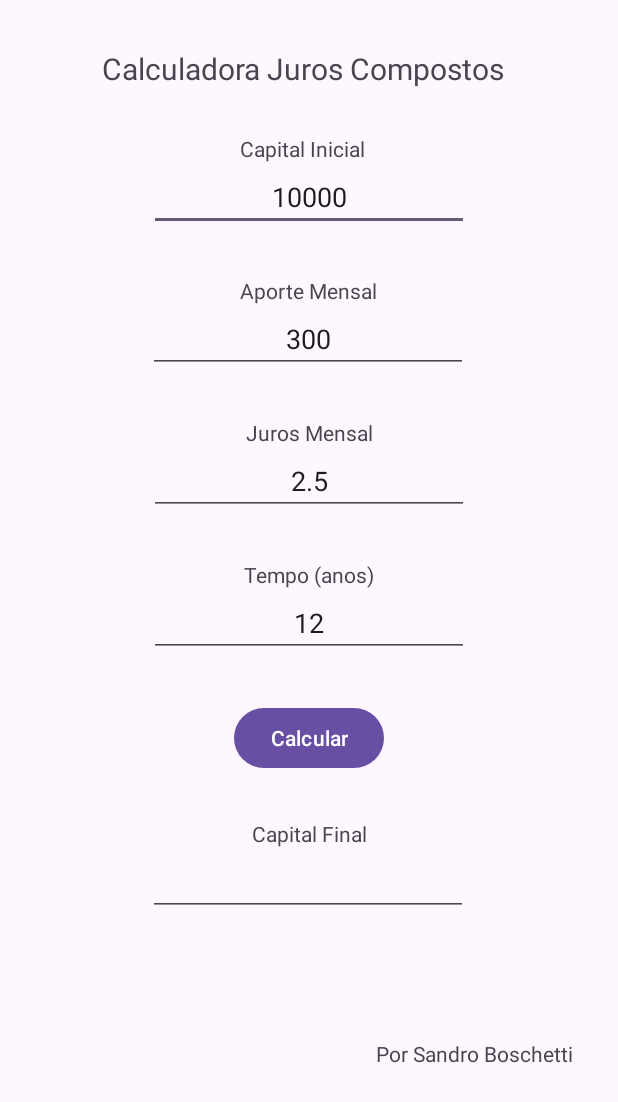
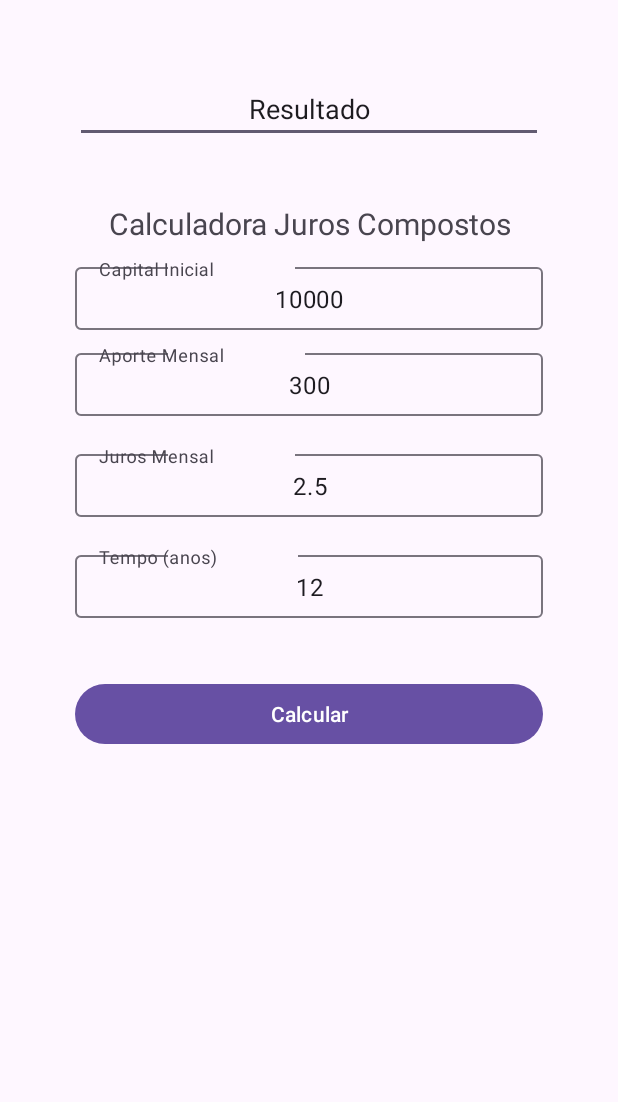
Before and after one commit to sandrorb/SrBJC, an Android app: the screen it shows after launch (MainActivity), on a phone screen of 412 x 824 dp. Shown: the top 1102 px of the screen. Run offline under Robolectric (Android 15) with nearby library versions, the phone set to English and light mode, and no system bars.

Commit message:
Várias mudanças: testando um novo formato

```diff
--- a/app/src/main/java/br/com/sbsys/srbjc/MainActivity.java
+++ b/app/src/main/java/br/com/sbsys/srbjc/MainActivity.java
@@ -4,6 +4,7 @@ import androidx.appcompat.app.AppCompatActivity;
 
 import android.os.Bundle;
 import android.view.View;
+import android.widget.Button;
 import android.widget.EditText;
 import android.widget.TextView;
 
@@ -20,16 +21,16 @@ public class MainActivity extends AppCompatActivity {
     private EditText edTxNumResultado;
 
     private void preenchimentoInicialDosCampos(){
-        edTxNumCapInicial = findViewById(R.id.editTextNumberCapitalInicial);
+        edTxNumCapInicial = findViewById(R.id.capitalInicial);
         edTxNumCapInicial.setText("10000");
 
-        edTxNumAporte = findViewById(R.id.editTextNumberAporte);
+        edTxNumAporte = findViewById(R.id.aporteMensal);
         edTxNumAporte.setText("300");
 
-        edTxNumJuros = findViewById(R.id.editTextNumberJuros);
+        edTxNumJuros = findViewById(R.id.jurosMensal);
         edTxNumJuros.setText("2.5");
 
-        edTxNumTempo = findViewById(R.id.editTextNumberTempo);
+        edTxNumTempo = findViewById(R.id.tempo);
         edTxNumTempo.setText("12");
     }
 
@@ -56,7 +57,7 @@ public class MainActivity extends AppCompatActivity {
         Double fator = Math.pow( 1 + juros / 100.0, tempo * 12.0);
         Double capFinal = capInicial * fator + aporteMensal * (fator - 1.0) / (juros/100.0);
 
-        edTxNumResultado = findViewById(R.id.editTextNumberResultado);
+        edTxNumResultado = findViewById(R.id.editTextTextResultado);
 
         NumberFormat df = DecimalFormat.getInstance();
         df.setMinimumFractionDigits(2);
@@ -65,5 +66,6 @@ public class MainActivity extends AppCompatActivity {
         String res = df.format(capFinal);
 
         edTxNumResultado.setText(res);
+
     }
 }
--- a/app/src/main/res/layout/activity_main.xml
+++ b/app/src/main/res/layout/activity_main.xml
@@ -1,157 +1,119 @@
 <?xml version="1.0" encoding="utf-8"?>
-<androidx.constraintlayout.widget.ConstraintLayout xmlns:android="http://schemas.android.com/apk/res/android"
+<LinearLayout xmlns:android="http://schemas.android.com/apk/res/android"
     xmlns:app="http://schemas.android.com/apk/res-auto"
     xmlns:tools="http://schemas.android.com/tools"
+    android:id="@+id/linearLayout"
     android:layout_width="match_parent"
     android:layout_height="match_parent"
-    tools:context=".MainActivity">
+    android:orientation="vertical"
+    app:layoutDescription="@xml/activity_main_scene"
+    tools:context=".MainActivity" >
+
+    <EditText
+        android:id="@+id/editTextTextResultado"
+        android:layout_width="match_parent"
+        android:layout_height="wrap_content"
+        android:layout_marginLeft="50sp"
+        android:layout_marginTop="50sp"
+        android:layout_marginRight="50sp"
+        android:ems="10"
+        android:inputType="text"
+        android:text="Resultado"
+        android:textAlignment="center" />
 
     <TextView
-        android:id="@+id/textViewTitle"
-        android:layout_width="wrap_content"
+        android:id="@+id/textViewTitulo"
+        android:layout_width="match_parent"
         android:layout_height="wrap_content"
-        android:layout_marginTop="32dp"
-        android:text="@string/edtTextViewTitle_name"
+        android:layout_marginLeft="50sp"
+        android:layout_marginTop="30sp"
+        android:layout_marginRight="50sp"
+        android:padding="10sp"
+        android:text="Calculadora Juros Compostos"
         android:textAlignment="center"
-        android:textSize="20sp"
-        app:layout_constraintEnd_toEndOf="parent"
-        app:layout_constraintHorizontal_bias="0.467"
-        app:layout_constraintStart_toStartOf="parent"
-        app:layout_constraintTop_toTopOf="parent" />
+        android:textSize="20sp" />
 
-    <Button
-        android:id="@+id/button"
-        android:layout_width="wrap_content"
-        android:layout_height="wrap_content"
-        android:layout_marginTop="30dp"
-        android:onClick="calcular"
-        android:text="@string/btn_name"
-        android:textAlignment="center"
-        app:layout_constraintEnd_toEndOf="parent"
-        app:layout_constraintStart_toStartOf="parent"
-        app:layout_constraintTop_toBottomOf="@+id/editTextNumberTempo" />
+    <com.google.android.material.textfield.TextInputLayout
+        android:layout_width="match_parent"
+        android:layout_height="match_parent">
 
-    <TextView
-        android:id="@+id/textView3"
-        android:layout_width="wrap_content"
-        android:layout_height="wrap_content"
-        android:layout_marginTop="30dp"
-        android:text="@string/edtTextViewCapitalInicial_name"
-        app:layout_constraintEnd_toEndOf="parent"
-        app:layout_constraintHorizontal_bias="0.486"
-        app:layout_constraintStart_toStartOf="parent"
-        app:layout_constraintTop_toBottomOf="@+id/textViewTitle" />
+        <com.google.android.material.textfield.TextInputEditText
+            android:id="@+id/capitalInicial"
+            android:layout_width="match_parent"
+            android:layout_height="wrap_content"
+            android:layout_marginLeft="50sp"
+            android:layout_marginTop="20sp"
+            android:layout_marginRight="50sp"
+            android:layout_marginBottom="10sp"
+            android:hint="Capital Inicial"
+            android:padding="10sp"
+            android:textAlignment="center" />
 
-    <EditText
-        android:id="@+id/editTextNumberCapitalInicial"
-        android:layout_width="wrap_content"
-        android:layout_height="wrap_content"
-        android:ems="10"
-        android:inputType="numberDecimal"
-        android:textAlignment="center"
-        app:layout_constraintEnd_toEndOf="parent"
-        app:layout_constraintStart_toStartOf="parent"
-        app:layout_constraintTop_toBottomOf="@+id/textView3" />
+        <com.google.android.material.textfield.TextInputLayout
+            android:layout_width="match_parent"
+            android:layout_height="match_parent">
 
-    <TextView
-        android:id="@+id/textView4"
-        android:layout_width="wrap_content"
-        android:layout_height="wrap_content"
-        android:layout_marginTop="30dp"
-        android:text="@string/edtTextViewAporteMensal_name"
-        app:layout_constraintEnd_toEndOf="parent"
-        app:layout_constraintHorizontal_bias="0.498"
-        app:layout_constraintStart_toStartOf="parent"
-        app:layout_constraintTop_toBottomOf="@+id/editTextNumberCapitalInicial" />
+            <com.google.android.material.textfield.TextInputEditText
+                android:id="@+id/aporteMensal"
+                android:layout_width="match_parent"
+                android:layout_height="wrap_content"
+                android:layout_marginLeft="50sp"
+                android:layout_marginTop="20sp"
+                android:layout_marginRight="50sp"
+                android:layout_marginBottom="20sp"
+                android:hint="Aporte Mensal"
+                android:padding="10sp"
+                android:textAlignment="center" />
 
-    <EditText
-        android:id="@+id/editTextNumberAporte"
-        android:layout_width="wrap_content"
-        android:layout_height="wrap_content"
-        android:ems="10"
-        android:inputType="numberDecimal"
-        android:textAlignment="center"
-        app:layout_constraintEnd_toEndOf="parent"
-        app:layout_constraintHorizontal_bias="0.497"
-        app:layout_constraintStart_toStartOf="parent"
-        app:layout_constraintTop_toBottomOf="@+id/textView4" />
+            <com.google.android.material.textfield.TextInputLayout
+                android:layout_width="match_parent"
+                android:layout_height="match_parent">
 
-    <TextView
-        android:id="@+id/textView5"
-        android:layout_width="wrap_content"
-        android:layout_height="wrap_content"
-        android:layout_marginTop="30dp"
-        android:text="Juros Mensal"
-        android:textAlignment="center"
-        app:layout_constraintEnd_toEndOf="parent"
-        app:layout_constraintStart_toStartOf="parent"
-        app:layout_constraintTop_toBottomOf="@+id/editTextNumberAporte" />
+                <com.google.android.material.textfield.TextInputEditText
+                    android:id="@+id/jurosMensal"
+                    android:layout_width="match_parent"
+                    android:layout_height="wrap_content"
+                    android:layout_marginLeft="50sp"
+                    android:layout_marginTop="20sp"
+                    android:layout_marginRight="50sp"
+                    android:layout_marginBottom="20sp"
+                    android:hint="Juros Mensal"
+                    android:padding="10sp"
+                    android:textAlignment="center" />
 
-    <EditText
-        android:id="@+id/editTextNumberJuros"
-        android:layout_width="wrap_content"
-        android:layout_height="wrap_content"
-        android:ems="10"
-        android:inputType="numberDecimal"
-        android:textAlignment="center"
-        app:layout_constraintEnd_toEndOf="parent"
-        app:layout_constraintStart_toStartOf="parent"
-        app:layout_constraintTop_toBottomOf="@+id/textView5" />
+                <com.google.android.material.textfield.TextInputLayout
+                    android:layout_width="match_parent"
+                    android:layout_height="match_parent">
 
-    <TextView
-        android:id="@+id/textView6"
-        android:layout_width="wrap_content"
-        android:layout_height="wrap_content"
-        android:layout_marginTop="30dp"
-        android:text="@string/edtTextViewTempo_name"
-        android:textAlignment="center"
-        app:layout_constraintEnd_toEndOf="parent"
-        app:layout_constraintHorizontal_bias="0.498"
-        app:layout_constraintStart_toStartOf="parent"
-        app:layout_constraintTop_toBottomOf="@+id/editTextNumberJuros" />
+                    <com.google.android.material.textfield.TextInputEditText
+                        android:id="@+id/tempo"
+                        android:layout_width="match_parent"
+                        android:layout_height="wrap_content"
+                        android:layout_marginLeft="50sp"
+                        android:layout_marginTop="50sp"
+                        android:layout_marginRight="50sp"
+                        android:layout_marginBottom="20sp"
+                        android:hint="Tempo (anos)"
+                        android:padding="10sp"
+                        android:textAlignment="center" />
 
-    <EditText
-        android:id="@+id/editTextNumberTempo"
-        android:layout_width="wrap_content"
-        android:layout_height="wrap_content"
-        android:ems="10"
-        android:inputType="numberDecimal"
-        android:textAlignment="center"
-        app:layout_constraintEnd_toEndOf="parent"
-        app:layout_constraintStart_toStartOf="parent"
-        app:layout_constraintTop_toBottomOf="@+id/textView6" />
+                    <Button
+                        android:id="@+id/brnCalcular"
+                        android:layout_width="match_parent"
+                        android:layout_height="wrap_content"
+                        android:layout_marginLeft="50sp"
+                        android:layout_marginTop="20sp"
+                        android:layout_marginRight="50sp"
+                        android:layout_marginBottom="20sp"
+                        android:onClick="calcular"
+                        android:padding="10sp"
+                        android:text="Calcular" />
 
-    <EditText
-        android:id="@+id/editTextNumberResultado"
-        android:layout_width="wrap_content"
-        android:layout_height="wrap_content"
-        android:ems="10"
-        android:inputType="numberDecimal"
-        android:textAlignment="center"
-        app:layout_constraintEnd_toEndOf="parent"
-        app:layout_constraintHorizontal_bias="0.497"
-        app:layout_constraintStart_toStartOf="parent"
-        app:layout_constraintTop_toBottomOf="@+id/textView" />
+                </com.google.android.material.textfield.TextInputLayout>
 
-    <TextView
-        android:id="@+id/textView"
-        android:layout_width="wrap_content"
-        android:layout_height="wrap_content"
-        android:layout_marginTop="30dp"
-        android:text="@string/edtTextViewCapitalFinal_name"
-        app:layout_constraintEnd_toEndOf="parent"
-        app:layout_constraintStart_toStartOf="parent"
-        app:layout_constraintTop_toBottomOf="@+id/button" />
+            </com.google.android.material.textfield.TextInputLayout>
 
-    <TextView
-        android:id="@+id/textView2"
-        android:layout_width="wrap_content"
-        android:layout_height="wrap_content"
-        android:layout_marginEnd="30dp"
-        android:layout_marginBottom="30dp"
-        android:text="Por Sandro Boschetti"
-        app:layout_constraintBottom_toBottomOf="parent"
-        app:layout_constraintEnd_toEndOf="parent"
-        app:layout_constraintTop_toBottomOf="@+id/editTextNumberResultado" />
+        </com.google.android.material.textfield.TextInputLayout>
+    </com.google.android.material.textfield.TextInputLayout>
 
-</androidx.constraintlayout.widget.ConstraintLayout>
+</LinearLayout>
--- /dev/null
+++ b/app/src/main/res/xml/activity_main_scene.xml
@@ -0,0 +1,19 @@
+<?xml version="1.0" encoding="utf-8"?>
+<MotionScene
+    xmlns:android="http://schemas.android.com/apk/res/android"
+    xmlns:motion="http://schemas.android.com/apk/res-auto">
+
+    <Transition
+        motion:constraintSetEnd="@+id/end"
+        motion:constraintSetStart="@id/start"
+        motion:duration="1000">
+       <KeyFrameSet>
+       </KeyFrameSet>
+    </Transition>
+
+    <ConstraintSet android:id="@+id/start">
+    </ConstraintSet>
+
+    <ConstraintSet android:id="@+id/end">
+    </ConstraintSet>
+</MotionScene>
```
